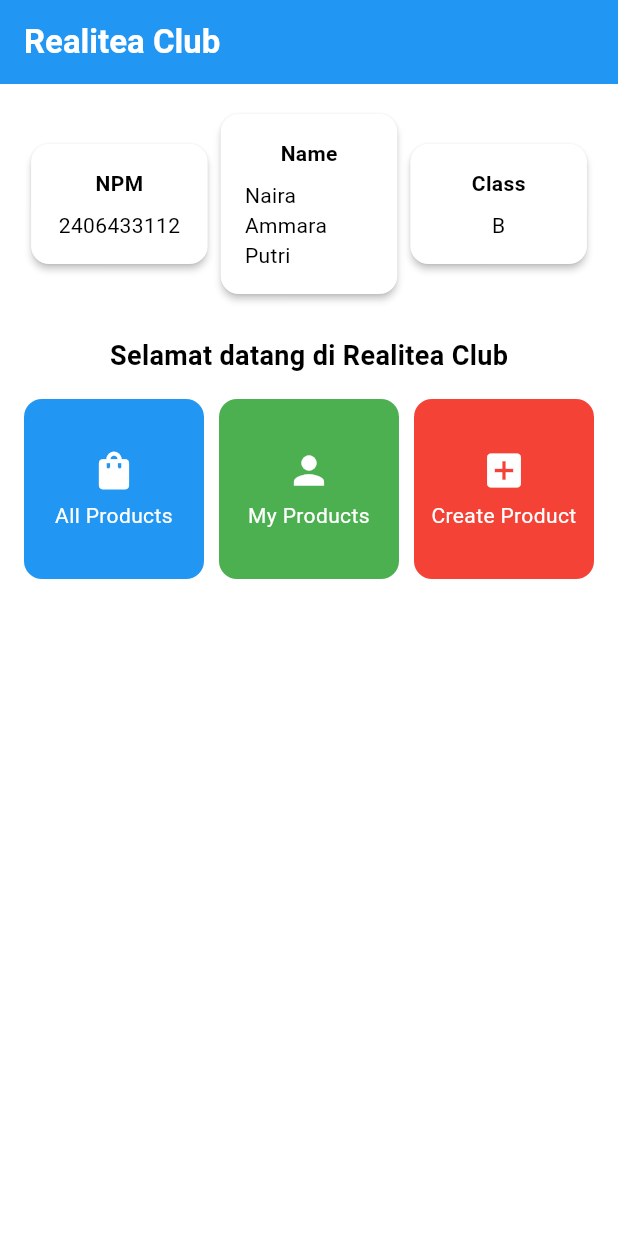
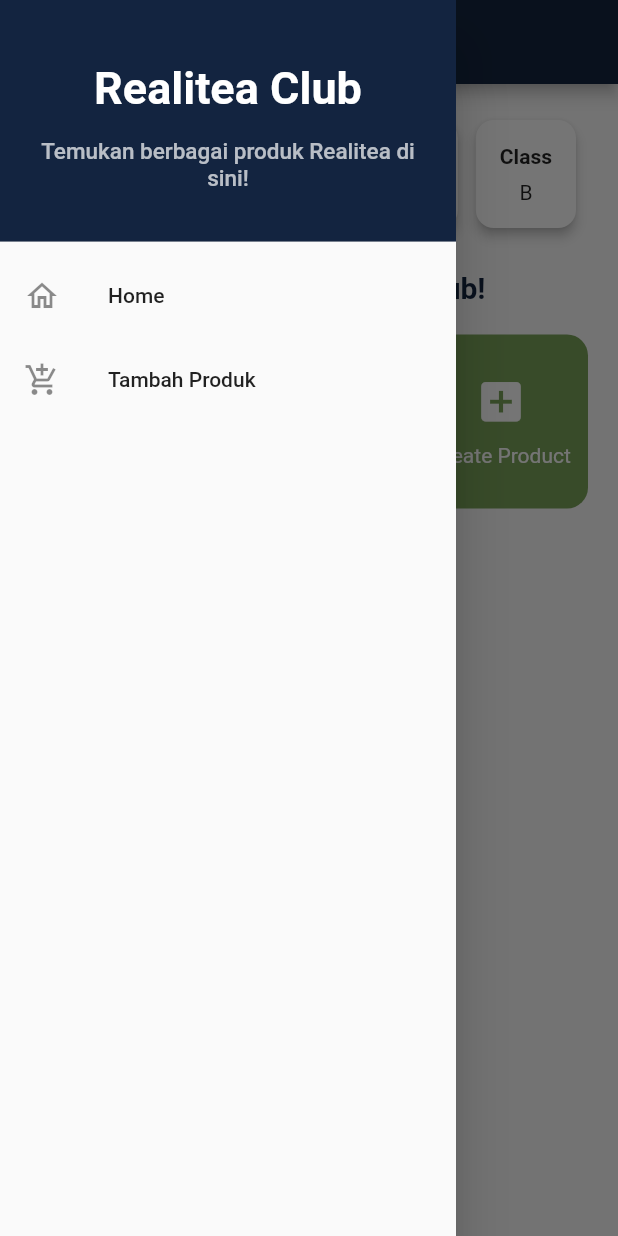
Before and after one commit to spitfirerara/realitea-club-mobile, a Flutter app: the screen it shows after launch, with the side drawer open (before the commit the screen has no drawer), on a phone screen of 412 x 824 dp. Run offline on Flutter 3.47's test engine with Material 3 defaults, Android fonts, the phone set to English and light mode, and no system bars.

Commit message:
Tugas Individu 8 PBP

```diff
--- a/lib/main.dart
+++ b/lib/main.dart
@@ -1,22 +1,25 @@
 import 'package:flutter/material.dart';
-import 'package:realitea_club/menu.dart';
+import 'package:realitea_club/screens/menu.dart';
 
 void main() {
-  runApp(const MyApp());
+  runApp(const RealiteaClub());
 }
 
-class MyApp extends StatelessWidget {
-  const MyApp({super.key});
+class RealiteaClub extends StatelessWidget {
+  const RealiteaClub({super.key});
 
   @override
   Widget build(BuildContext context) {
     return MaterialApp(
       title: 'Realitea Club',
       theme: ThemeData(
-        colorScheme: ColorScheme.fromSwatch(primarySwatch: Colors.blue)
-            .copyWith(secondary: Colors.blueAccent[400]),
+        colorScheme:
+        ColorScheme.fromSeed(
+          seedColor: const Color(0xFF132440),
+        ),
+        useMaterial3: false,
       ),
-      home: MyHomePage(),
+      home: const MyHomePage(),
     );
   }
 }
--- a/lib/menu.dart
+++ /dev/null
@@ -1,136 +0,0 @@
-import 'package:flutter/material.dart';
-
-class MyHomePage extends StatelessWidget {
-  MyHomePage({super.key});
-
-  final String nama = "Naira Ammara Putri";
-  final String npm = "2406433112";
-  final String kelas = "B";
-
-  final List<ItemHomepage> items = [
-    ItemHomepage("All Products", Icons.shopping_bag, Colors.blue),
-    ItemHomepage("My Products", Icons.person, Colors.green),
-    ItemHomepage("Create Product", Icons.add_box, Colors.red),
-  ];
-
-  @override
-  Widget build(BuildContext context) {
-    return Scaffold(
-      appBar: AppBar(
-        title: const Text(
-          'Realitea Club',
-          style: TextStyle(color: Colors.white, fontWeight: FontWeight.bold),
-        ),
-        backgroundColor: Theme.of(context).colorScheme.primary,
-      ),
-      body: Padding(
-        padding: const EdgeInsets.all(16.0),
-        child: Column(
-          crossAxisAlignment: CrossAxisAlignment.center,
-          children: [
-            // InfoCard Row
-            Row(
-              mainAxisAlignment: MainAxisAlignment.spaceEvenly,
-              children: [
-                InfoCard(title: 'NPM', content: npm),
-                InfoCard(title: 'Name', content: nama),
-                InfoCard(title: 'Class', content: kelas),
-              ],
-            ),
-            const SizedBox(height: 24.0),
-            const Text(
-              'Selamat datang di Realitea Club',
-              style: TextStyle(fontWeight: FontWeight.bold, fontSize: 18),
-            ),
-            const SizedBox(height: 16.0),
-            Expanded(
-              child: GridView.count(
-                crossAxisCount: 3,
-                crossAxisSpacing: 10,
-                mainAxisSpacing: 10,
-                children: items.map((item) => ItemCard(item)).toList(),
-              ),
-            ),
-          ],
-        ),
-      ),
-    );
-  }
-}
-
-// --- Class InfoCard ---
-class InfoCard extends StatelessWidget {
-  final String title;
-  final String content;
-
-  const InfoCard({super.key, required this.title, required this.content});
-
-  @override
-  Widget build(BuildContext context) {
-    return Card(
-      elevation: 2.0,
-      child: Container(
-        width: MediaQuery.of(context).size.width / 3.5,
-        padding: const EdgeInsets.all(16.0),
-        child: Column(
-          children: [
-            Text(title, style: const TextStyle(fontWeight: FontWeight.bold)),
-            const SizedBox(height: 8.0),
-            Text(content),
-          ],
-        ),
-      ),
-    );
-  }
-}
-
-// --- Class ItemHomepage ---
-class ItemHomepage {
-  final String name;
-  final IconData icon;
-  final Color color;
-
-  ItemHomepage(this.name, this.icon, this.color);
-}
-
-// --- Class ItemCard ---
-class ItemCard extends StatelessWidget {
-  final ItemHomepage item;
-
-  const ItemCard(this.item, {super.key});
-
-  @override
-  Widget build(BuildContext context) {
-    return Material(
-      color: item.color,
-      borderRadius: BorderRadius.circular(12),
-      child: InkWell(
-        onTap: () {
-          ScaffoldMessenger.of(context)
-            ..hideCurrentSnackBar()
-            ..showSnackBar(
-              SnackBar(content: Text("Kamu telah menekan tombol ${item.name}")),
-            );
-        },
-        borderRadius: BorderRadius.circular(12),
-        child: Container(
-          padding: const EdgeInsets.all(8),
-          child: Center(
-            child: Column(
-              mainAxisAlignment: MainAxisAlignment.center,
-              children: [
-                Icon(item.icon, color: Colors.white, size: 30.0),
-                const SizedBox(height: 5),
-                Text(
-                  item.name,
-                  textAlign: TextAlign.center,
-                  style: const TextStyle(color: Colors.white),
-                ),
-              ],
-            ),
-          ),
-        ),
-      ),
-    );
-  }
-}
--- /dev/null
+++ b/lib/screens/menu.dart
@@ -0,0 +1,159 @@
+import 'package:flutter/material.dart';
+import 'package:realitea_club/widgets/left_drawer.dart';
+import 'package:realitea_club/screens/product_form.dart';
+
+class MyHomePage extends StatelessWidget {
+  const MyHomePage({super.key});
+
+  final String nama = "Naira Ammara Putri";
+  final String npm = "2406433112";
+  final String kelas = "B";
+
+  static const List<ItemHomepage> items = [
+    ItemHomepage("All Products", Icons.shopping_bag, Color(0xFF16476A)),
+    ItemHomepage("My Products", Icons.person, Color(0xFF132440)),
+    ItemHomepage("Create Product", Icons.add_box, Color(0xFF79A35A)),
+  ];
+
+  @override
+  Widget build(BuildContext context) {
+    return Scaffold(
+      appBar: AppBar(
+        title: const Text(
+          'Realitea Club',
+          style: TextStyle(color: Colors.white, fontWeight: FontWeight.bold),
+        ),
+        backgroundColor: Color(0xFF132440),
+        foregroundColor: Colors.white,
+        centerTitle: true,
+      ),
+
+      drawer: const LeftDrawer(),
+
+      body: SingleChildScrollView(
+        child: Padding(
+          padding: const EdgeInsets.all(20.0),
+          child: Column(
+            crossAxisAlignment: CrossAxisAlignment.center,
+            children: [
+              // === Identitas ===
+              Row(
+                mainAxisAlignment: MainAxisAlignment.spaceEvenly,
+                children: [
+                  InfoCard(title: "NPM", content: npm),
+                  InfoCard(title: "Name", content: nama),
+                  InfoCard(title: "Class", content: kelas),
+                ],
+              ),
+
+              const SizedBox(height: 24),
+
+              const Text(
+                'Welcome to Realitea Club!',
+                style: TextStyle(
+                  fontWeight: FontWeight.bold,
+                  fontSize: 20,
+                  color: Color(0xFF132440),
+                ),
+              ),
+
+              const SizedBox(height: 20),
+
+              // === Grid Menu ===
+              GridView.count(
+                shrinkWrap: true,
+                crossAxisCount: 3,
+                crossAxisSpacing: 12,
+                mainAxisSpacing: 12,
+                children: items.map((item) {
+                  return ItemCard(item);
+                }).toList(),
+              ),
+            ],
+          ),
+        ),
+      ),
+    );
+  }
+}
+
+// === Info Card ===
+class InfoCard extends StatelessWidget {
+  final String title;
+  final String content;
+
+  const InfoCard({super.key, required this.title, required this.content});
+
+  @override
+  Widget build(BuildContext context) {
+    return Card(
+      elevation: 3,
+      shape: RoundedRectangleBorder(borderRadius: BorderRadius.circular(12)),
+      child: Padding(
+        padding: const EdgeInsets.all(16.0),
+        child: Column(
+          children: [
+            Text(title, style: const TextStyle(fontWeight: FontWeight.bold)),
+            const SizedBox(height: 8),
+            Text(content),
+          ],
+        ),
+      ),
+    );
+  }
+}
+
+// === Model Item ===
+class ItemHomepage {
+  final String name;
+  final IconData icon;
+  final Color color;
+
+  const ItemHomepage(this.name, this.icon, this.color);
+}
+
+// === Card Menu ===
+class ItemCard extends StatelessWidget {
+  final ItemHomepage item;
+
+  const ItemCard(this.item, {super.key});
+
+  @override
+  Widget build(BuildContext context) {
+    return Material(
+      color: item.color,
+      borderRadius: BorderRadius.circular(14),
+      child: InkWell(
+        borderRadius: BorderRadius.circular(14),
+        onTap: () {
+          if (item.name == "Create Product") {
+            Navigator.push(
+              context,
+              MaterialPageRoute(
+                builder: (context) => const ProductFormPage(),
+              ),
+            );
+          } else {
+            ScaffoldMessenger.of(context)
+              ..hideCurrentSnackBar()
+              ..showSnackBar(
+                SnackBar(content: Text("${item.name} belum tersedia")),
+              );
+          }
+        },
+        child: Column(
+          mainAxisAlignment: MainAxisAlignment.center,
+          children: [
+            Icon(item.icon, size: 35, color: Colors.white),
+            const SizedBox(height: 10),
+            Text(
+              item.name,
+              textAlign: TextAlign.center,
+              style: const TextStyle(color: Colors.white),
+            ),
+          ],
+        ),
+      ),
+    );
+  }
+}
--- /dev/null
+++ b/lib/widgets/left_drawer.dart
@@ -0,0 +1,71 @@
+import 'package:flutter/material.dart';
+import 'package:realitea_club/screens/menu.dart';
+import 'package:realitea_club/screens/product_form.dart';
+
+class LeftDrawer extends StatelessWidget {
+  const LeftDrawer({super.key});
+
+  @override
+  Widget build(BuildContext context) {
+    return Drawer(
+      child: ListView(
+        children: [
+          const DrawerHeader(
+            decoration: BoxDecoration(
+              color: const Color(0xFF132440),
+            ),
+            child: Column(
+              mainAxisAlignment: MainAxisAlignment.center,
+              children: [
+                Text(
+                  'Realitea Club',
+                  textAlign: TextAlign.center,
+                  style: TextStyle(
+                    fontSize: 30,
+                    fontWeight: FontWeight.bold,
+                    color: Colors.white,
+                  ),
+                ),
+                Padding(padding: EdgeInsets.all(8)),
+                Text(
+                  "Temukan berbagai produk Realitea di sini!",
+                  textAlign: TextAlign.center,
+                  style: TextStyle(
+                    fontSize: 15,
+                    color: Colors.white70,
+                  ),
+                ),
+              ],
+            ),
+          ),
+
+          // === Routing Items ===
+          ListTile(
+            leading: const Icon(Icons.home_outlined),
+            title: const Text('Home'),
+            onTap: () {
+              Navigator.pushReplacement(
+                context,
+                MaterialPageRoute(
+                  builder: (context) => const MyHomePage(),
+                ),
+              );
+            },
+          ),
+          ListTile(
+            leading: const Icon(Icons.add_shopping_cart),
+            title: const Text('Tambah Produk'),
+            onTap: () {
+              Navigator.pushReplacement(
+                context,
+                MaterialPageRoute(
+                  builder: (context) => const ProductFormPage(),
+                ),
+              );
+            },
+          ),
+        ],
+      ),
+    );
+  }
+}
```
Also changed, not shown: lib/screens/product_form.dart (added, +211 -0 lines), lib/widgets/product_card.dart (added, +42 -0 lines), 1 other file.
